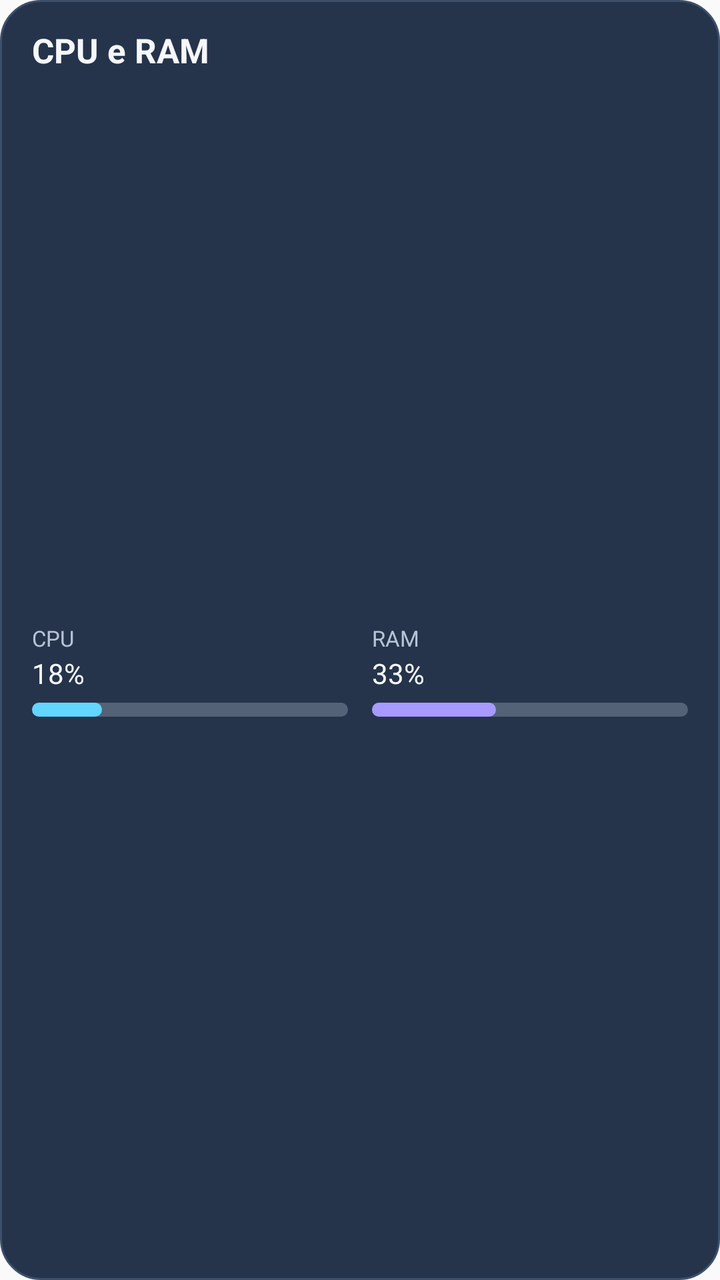
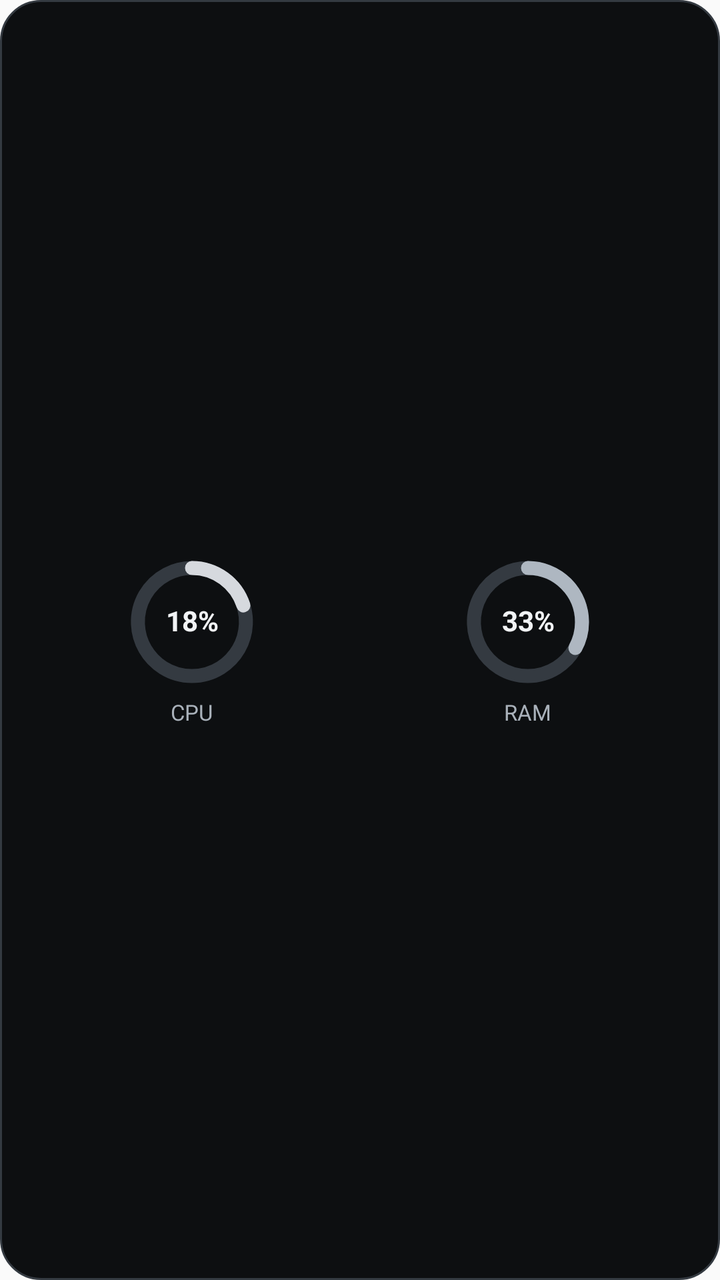

Screens rendered from an Android XML layout before and after an edit, with the pre-edit source and the edit as a unified diff.
<!-- AndroidManifest.xml: application theme Theme.HomelabMonitor -->
<!-- res/layout/widget_preview_resources.xml -->
<LinearLayout xmlns:android="http://schemas.android.com/apk/res/android"
    android:layout_width="match_parent"
    android:layout_height="match_parent"
    android:orientation="vertical"
    android:padding="16dp"
    android:background="@drawable/widget_preview_background">

    <TextView
        style="@style/WidgetPreviewTitle"
        android:layout_width="wrap_content"
        android:layout_height="wrap_content"
        android:text="CPU e RAM" />

    <LinearLayout
        android:layout_width="match_parent"
        android:layout_height="0dp"
        android:layout_weight="1"
        android:layout_marginTop="12dp"
        android:orientation="horizontal"
        android:gravity="center_vertical">

        <LinearLayout
            android:layout_width="0dp"
            android:layout_height="wrap_content"
            android:layout_weight="1"
            android:orientation="vertical">
            <TextView
                style="@style/WidgetPreviewCaption"
                android:layout_width="wrap_content"
                android:layout_height="wrap_content"
                android:text="CPU" />
            <TextView
                style="@style/WidgetPreviewValue"
                android:layout_width="wrap_content"
                android:layout_height="wrap_content"
                android:layout_marginTop="3dp"
                android:text="18%" />
            <FrameLayout
                android:layout_width="match_parent"
                android:layout_height="7dp"
                android:layout_marginTop="6dp"
                android:background="@drawable/widget_preview_track">
                <View
                    android:layout_width="35dp"
                    android:layout_height="match_parent"
                    android:background="@drawable/widget_preview_primary" />
            </FrameLayout>
        </LinearLayout>

        <LinearLayout
            android:layout_width="0dp"
            android:layout_height="wrap_content"
            android:layout_weight="1"
            android:layout_marginStart="12dp"
            android:orientation="vertical">
            <TextView
                style="@style/WidgetPreviewCaption"
                android:layout_width="wrap_content"
                android:layout_height="wrap_content"
                android:text="RAM" />
            <TextView
                style="@style/WidgetPreviewValue"
                android:layout_width="wrap_content"
                android:layout_height="wrap_content"
                android:layout_marginTop="3dp"
                android:text="33%" />
            <FrameLayout
                android:layout_width="match_parent"
                android:layout_height="7dp"
                android:layout_marginTop="6dp"
                android:background="@drawable/widget_preview_track">
                <View
                    android:layout_width="62dp"
                    android:layout_height="match_parent"
                    android:background="@drawable/widget_preview_secondary" />
            </FrameLayout>
        </LinearLayout>
    </LinearLayout>
</LinearLayout>
<!-- resources referenced by this layout -->
<resources>
  <!-- drawable widget_preview_background (drawable) -->
  <shape xmlns:android="http://schemas.android.com/apk/res/android" android:shape="rectangle">
      <solid android:color="@color/widget_preview_background" />
      <corners android:radius="20dp" />
      <stroke
          android:width="1dp"
          android:color="@color/widget_preview_border" />
  </shape>
  <!-- drawable widget_preview_primary (drawable) -->
  <shape xmlns:android="http://schemas.android.com/apk/res/android" android:shape="rectangle">
      <solid android:color="@color/widget_preview_primary" />
      <corners android:radius="6dp" />
  </shape>
  <!-- drawable widget_preview_secondary (drawable) -->
  <shape xmlns:android="http://schemas.android.com/apk/res/android" android:shape="rectangle">
      <solid android:color="@color/widget_preview_secondary" />
      <corners android:radius="6dp" />
  </shape>
  <!-- drawable widget_preview_track (drawable) -->
  <shape xmlns:android="http://schemas.android.com/apk/res/android" android:shape="rectangle">
      <solid android:color="@color/widget_preview_track" />
      <corners android:radius="6dp" />
  </shape>
  <style name="WidgetPreviewCaption">
          <item name="android:textColor">@color/widget_preview_muted</item>
          <item name="android:textSize">11sp</item>
          <item name="android:includeFontPadding">false</item>
      </style>
  <style name="WidgetPreviewTitle">
          <item name="android:textColor">@color/widget_preview_text</item>
          <item name="android:textSize">17sp</item>
          <item name="android:textStyle">bold</item>
          <item name="android:includeFontPadding">false</item>
      </style>
  <style name="WidgetPreviewValue">
          <item name="android:textColor">@color/widget_preview_text</item>
          <item name="android:textSize">14sp</item>
          <item name="android:includeFontPadding">false</item>
      </style>
  <style name="Theme.HomelabMonitor" parent="android:style/Theme.Material.Light.NoActionBar" />
  <color name="widget_preview_background">#25344A</color>
  <color name="widget_preview_border">#3D506B</color>
  <color name="widget_preview_primary">#62D6FF</color>
  <color name="widget_preview_secondary">#A899FF</color>
  <color name="widget_preview_track">#536277</color>
  <color name="widget_preview_muted">#B7C3D6</color>
  <color name="widget_preview_text">#F5F7FB</color>
</resources>

<!-- the commit's change to res/layout/widget_preview_resources.xml (unified diff, before → after) -->
@@ -1,79 +1,69 @@
 <LinearLayout xmlns:android="http://schemas.android.com/apk/res/android"
     android:layout_width="match_parent"
     android:layout_height="match_parent"
-    android:orientation="vertical"
-    android:padding="16dp"
+    android:orientation="horizontal"
+    android:gravity="center"
+    android:baselineAligned="false"
+    android:padding="12dp"
     android:background="@drawable/widget_preview_background">
 
-    <TextView
-        style="@style/WidgetPreviewTitle"
-        android:layout_width="wrap_content"
+    <LinearLayout
+        android:layout_width="0dp"
         android:layout_height="wrap_content"
-        android:text="CPU e RAM" />
+        android:layout_weight="1"
+        android:orientation="vertical"
+        android:gravity="center_horizontal">
+        <FrameLayout
+            android:layout_width="68dp"
+            android:layout_height="68dp">
+            <ImageView
+                android:layout_width="match_parent"
+                android:layout_height="match_parent"
+                android:contentDescription="CPU"
+                android:src="@drawable/widget_preview_cpu_ring" />
+            <TextView
+                style="@style/WidgetPreviewValue"
+                android:layout_width="match_parent"
+                android:layout_height="match_parent"
+                android:gravity="center"
+                android:text="18%"
+                android:textStyle="bold" />
+        </FrameLayout>
+        <TextView
+            style="@style/WidgetPreviewCaption"
+            android:layout_width="wrap_content"
+            android:layout_height="wrap_content"
+            android:layout_marginTop="5dp"
+            android:text="CPU" />
+    </LinearLayout>
 
     <LinearLayout
-        android:layout_width="match_parent"
-        android:layout_height="0dp"
+        android:layout_width="0dp"
+        android:layout_height="wrap_content"
         android:layout_weight="1"
-        android:layout_marginTop="12dp"
-        android:orientation="horizontal"
-        android:gravity="center_vertical">
-
-        <LinearLayout
-            android:layout_width="0dp"
-            android:layout_height="wrap_content"
-            android:layout_weight="1"
-            android:orientation="vertical">
-            <TextView
-                style="@style/WidgetPreviewCaption"
-                android:layout_width="wrap_content"
-                android:layout_height="wrap_content"
-                android:text="CPU" />
+        android:orientation="vertical"
+        android:gravity="center_horizontal">
+        <FrameLayout
+            android:layout_width="68dp"
+            android:layout_height="68dp">
+            <ImageView
+                android:layout_width="match_parent"
+                android:layout_height="match_parent"
+                android:contentDescription="RAM"
+                android:src="@drawable/widget_preview_ram_ring" />
             <TextView
                 style="@style/WidgetPreviewValue"
-                android:layout_width="wrap_content"
-                android:layout_height="wrap_content"
-                android:layout_marginTop="3dp"
-                android:text="18%" />
-            <FrameLayout
                 android:layout_width="match_parent"
-                android:layout_height="7dp"
-                android:layout_marginTop="6dp"
-                android:background="@drawable/widget_preview_track">
-                <View
-                    android:layout_width="35dp"
-                    android:layout_height="match_parent"
-                    android:background="@drawable/widget_preview_primary" />
-            </FrameLayout>
-        </LinearLayout>
-
-        <LinearLayout
-            android:layout_width="0dp"
+                android:layout_height="match_parent"
+                android:gravity="center"
+                android:text="33%"
+                android:textStyle="bold" />
+        </FrameLayout>
+        <TextView
+            style="@style/WidgetPreviewCaption"
+            android:layout_width="wrap_content"
             android:layout_height="wrap_content"
-            android:layout_weight="1"
-            android:layout_marginStart="12dp"
-            android:orientation="vertical">
-            <TextView
-                style="@style/WidgetPreviewCaption"
-                android:layout_width="wrap_content"
-                android:layout_height="wrap_content"
-                android:text="RAM" />
-            <TextView
-                style="@style/WidgetPreviewValue"
-                android:layout_width="wrap_content"
-                android:layout_height="wrap_content"
-                android:layout_marginTop="3dp"
-                android:text="33%" />
-            <FrameLayout
-                android:layout_width="match_parent"
-                android:layout_height="7dp"
-                android:layout_marginTop="6dp"
-                android:background="@drawable/widget_preview_track">
-                <View
-                    android:layout_width="62dp"
-                    android:layout_height="match_parent"
-                    android:background="@drawable/widget_preview_secondary" />
-            </FrameLayout>
-        </LinearLayout>
+            android:layout_marginTop="5dp"
+            android:text="RAM" />
     </LinearLayout>
 </LinearLayout>
<!-- resource entries referenced after the edit -->
@@ -8,30 +8,47 @@
           android:width="1dp"
           android:color="@color/widget_preview_border" />
   </shape>
-  <!-- drawable widget_preview_primary (drawable) -->
-  <shape xmlns:android="http://schemas.android.com/apk/res/android" android:shape="rectangle">
-      <solid android:color="@color/widget_preview_primary" />
-      <corners android:radius="6dp" />
-  </shape>
-  <!-- drawable widget_preview_secondary (drawable) -->
-  <shape xmlns:android="http://schemas.android.com/apk/res/android" android:shape="rectangle">
-      <solid android:color="@color/widget_preview_secondary" />
-      <corners android:radius="6dp" />
-  </shape>
-  <!-- drawable widget_preview_track (drawable) -->
-  <shape xmlns:android="http://schemas.android.com/apk/res/android" android:shape="rectangle">
-      <solid android:color="@color/widget_preview_track" />
-      <corners android:radius="6dp" />
-  </shape>
+  <!-- drawable widget_preview_cpu_ring (drawable) -->
+  <vector xmlns:android="http://schemas.android.com/apk/res/android"
+      android:width="68dp"
+      android:height="68dp"
+      android:viewportWidth="68"
+      android:viewportHeight="68">
+      <path
+          android:fillColor="@android:color/transparent"
+          android:strokeColor="@color/widget_preview_track"
+          android:strokeWidth="7"
+          android:strokeLineCap="round"
+          android:pathData="M34,7 A27,27 0,1 1,33.9,7" />
+      <path
+          android:fillColor="@android:color/transparent"
+          android:strokeColor="@color/widget_preview_primary"
+          android:strokeWidth="7"
+          android:strokeLineCap="round"
+          android:pathData="M34,7 A27,27 0,0 1,59.7,25.7" />
+  </vector>
+  <!-- drawable widget_preview_ram_ring (drawable) -->
+  <vector xmlns:android="http://schemas.android.com/apk/res/android"
+      android:width="68dp"
+      android:height="68dp"
+      android:viewportWidth="68"
+      android:viewportHeight="68">
+      <path
+          android:fillColor="@android:color/transparent"
+          android:strokeColor="@color/widget_preview_track"
+          android:strokeWidth="7"
+          android:strokeLineCap="round"
+          android:pathData="M34,7 A27,27 0,1 1,33.9,7" />
+      <path
+          android:fillColor="@android:color/transparent"
+          android:strokeColor="@color/widget_preview_secondary"
+          android:strokeWidth="7"
+          android:strokeLineCap="round"
+          android:pathData="M34,7 A27,27 0,0 1,61,34 A27,27 0,0 1,57.7,47" />
+  </vector>
   <style name="WidgetPreviewCaption">
           <item name="android:textColor">@color/widget_preview_muted</item>
           <item name="android:textSize">11sp</item>
-          <item name="android:includeFontPadding">false</item>
-      </style>
-  <style name="WidgetPreviewTitle">
-          <item name="android:textColor">@color/widget_preview_text</item>
-          <item name="android:textSize">17sp</item>
-          <item name="android:textStyle">bold</item>
           <item name="android:includeFontPadding">false</item>
       </style>
   <style name="WidgetPreviewValue">
@@ -40,12 +57,12 @@
           <item name="android:includeFontPadding">false</item>
       </style>
   <style name="Theme.HomelabMonitor" parent="android:style/Theme.Material.Light.NoActionBar" />
-  <color name="widget_preview_background">#25344A</color>
-  <color name="widget_preview_border">#3D506B</color>
-  <color name="widget_preview_primary">#62D6FF</color>
-  <color name="widget_preview_secondary">#A899FF</color>
-  <color name="widget_preview_track">#536277</color>
-  <color name="widget_preview_muted">#B7C3D6</color>
-  <color name="widget_preview_text">#F5F7FB</color>
+  <color name="widget_preview_background">#0D0F11</color>
+  <color name="widget_preview_border">#343A41</color>
+  <color name="widget_preview_primary">#D6D9DE</color>
+  <color name="widget_preview_secondary">#AEB7C1</color>
+  <color name="widget_preview_track">#343A41</color>
+  <color name="widget_preview_muted">#A9B1BA</color>
+  <color name="widget_preview_text">#F1F3F5</color>
 </resources>
 
